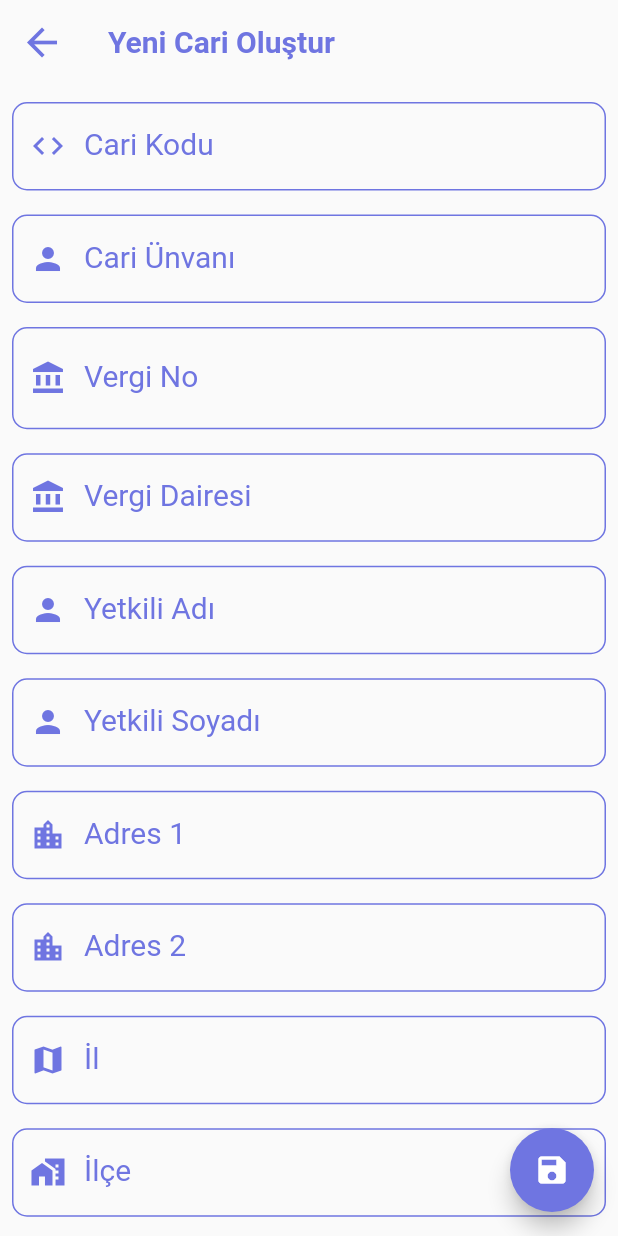
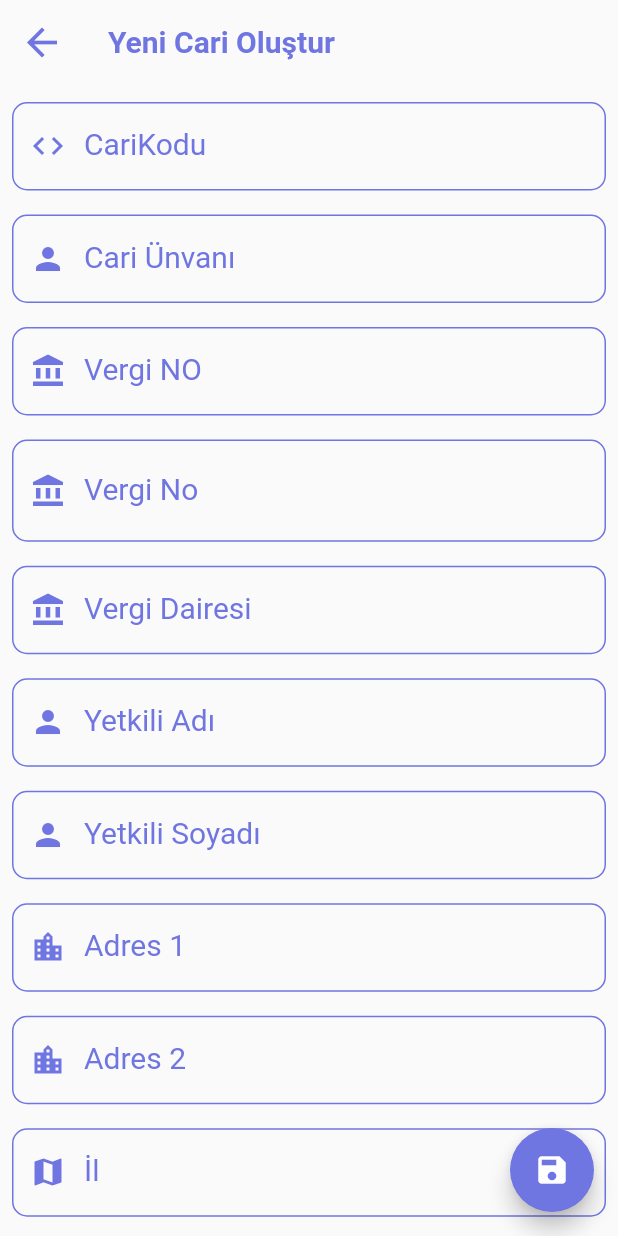
Before and after one commit to kesenalican/dinamik-mikro, a Flutter app: the YeniCariKart screen opened directly, on a phone screen of 412 x 824 dp. Run offline on Flutter 3.47's test engine with Material 2 defaults, Android fonts, the phone set to English and light mode, and no system bars; our stand-ins replace dio, flutter_hooks, flutter_riverpod, hooks_riverpod, liquid_pull_to_refresh; missing offline and left inert: flutter_barcode_scanner; network calls fail.

Commit message:
some fixes

```diff
--- a/lib/View/screens/cariIslemler/model/cariler.dart
+++ b/lib/View/screens/cariIslemler/model/cariler.dart
@@ -8,7 +8,7 @@ class Cariler {
   Cariler({
     required this.cariKodu,
     required this.cariUnvani1,
-    required this.cariUnvani2,
+    this.cariUnvani2,
     required this.cariVDaireAdi,
     required this.cariVDaireNo,
     required this.cariEmail,
@@ -18,7 +18,7 @@ class Cariler {
 
   final String cariKodu;
   final String cariUnvani1;
-  final String cariUnvani2;
+  final String? cariUnvani2;
   final String cariVDaireAdi;
   final String cariVDaireNo;
   final String cariEmail;
--- a/lib/core/constants/constant.dart
+++ b/lib/core/constants/constant.dart
@@ -103,5 +103,5 @@ class Constants {
 }
 
 class ConstantProvider {
-  static const String BASE_URL = "http://192.168.5.24:5239/api/";
+  static const String BASE_URL = "http://192.168.43.224:5239/api/";
 }
--- /dev/null
+++ b/lib/view/screens/cariIslemler/view/yeniCariKart/common_textfield.dart
@@ -0,0 +1,51 @@
+// ignore_for_file: public_member_api_docs, sort_constructors_first
+import 'package:dinamik_otomasyon/view/common/common_input_border.dart';
+import 'package:dinamik_otomasyon/view/styles/colors.dart';
+import 'package:flutter/material.dart';
+
+class CommonTextField extends StatelessWidget {
+  final TextEditingController? controller;
+  final String? field;
+  final IconData? icon;
+  final TextInputType? textInputType;
+  const CommonTextField({
+    Key? key,
+    this.controller,
+    this.field,
+    this.icon,
+    this.textInputType,
+  }) : super(key: key);
+
+  @override
+  Widget build(BuildContext context) {
+    return Padding(
+      padding: const EdgeInsets.all(8),
+      child: TextFormField(
+        validator: (value) => value!.isEmpty ? "$field Boş Olamaz!" : null,
+        controller: controller,
+        keyboardType: textInputType,
+        cursorColor: Color(MyColors.bg01),
+        style: TextStyle(
+          color: Color(
+            MyColors.bg01,
+          ),
+        ),
+        decoration: InputDecoration(
+          labelText: field,
+          labelStyle: TextStyle(
+              fontSize: 20,
+              fontWeight: FontWeight.w400,
+              color: Color(
+                MyColors.bg01,
+              )),
+          prefixIcon: Icon(
+            icon,
+            color: Color(MyColors.bg01),
+          ),
+          enabledBorder: CommonInputBorder.border,
+          focusedBorder: CommonInputBorder.border,
+        ),
+      ),
+    );
+  }
+}
--- a/lib/view/screens/cariIslemler/view/yeniCariKart/yeni_cari_kart.dart
+++ b/lib/view/screens/cariIslemler/view/yeniCariKart/yeni_cari_kart.dart
@@ -1,5 +1,6 @@
 import 'package:dinamik_otomasyon/view/common/common_appbar.dart';
 import 'package:dinamik_otomasyon/view/common/common_input_border.dart';
+import 'package:dinamik_otomasyon/view/screens/cariIslemler/view/yeniCariKart/common_textfield.dart';
 import 'package:dinamik_otomasyon/view/styles/colors.dart';
 import 'package:flutter/material.dart';
 import 'package:flutter_hooks/flutter_hooks.dart';
@@ -38,107 +39,98 @@ class YeniCariKart extends HookWidget {
       body: SingleChildScrollView(
         child: Column(
           children: [
-            _buildCommonTextField(
-              context,
+            CommonTextField(
               controller: cariKoduController,
-              field: "Cari Kodu",
+              field: "CariKodu",
               icon: Icons.code,
               textInputType: TextInputType.name,
             ),
-            _buildCommonTextField(
-              context,
+            CommonTextField(
               controller: cariUnvanController,
               field: "Cari Ünvanı",
               icon: Icons.person,
               textInputType: TextInputType.name,
             ),
+            CommonTextField(
+              controller: verginoController,
+              field: "Vergi NO",
+              icon: Icons.account_balance,
+              textInputType: TextInputType.number,
+            ),
             _buildVergiNoTextField(verginoController),
-            _buildCommonTextField(
-              context,
+            CommonTextField(
               controller: vergiDaireController,
               field: "Vergi Dairesi",
               icon: Icons.account_balance,
               textInputType: TextInputType.name,
             ),
-            _buildCommonTextField(
-              context,
+            CommonTextField(
               controller: yetkiliAdiController,
               field: "Yetkili Adı",
               icon: Icons.person,
               textInputType: TextInputType.name,
             ),
-            _buildCommonTextField(
-              context,
+            CommonTextField(
               controller: yetkiliSoyAdiController,
               field: "Yetkili Soyadı",
               icon: Icons.person,
               textInputType: TextInputType.name,
             ),
-            _buildCommonTextField(
-              context,
+            CommonTextField(
               controller: adres1Controller,
               field: "Adres 1",
               icon: Icons.location_city,
               textInputType: TextInputType.streetAddress,
             ),
-            _buildCommonTextField(
-              context,
+            CommonTextField(
               controller: adres2Controller,
               field: "Adres 2",
               icon: Icons.location_city,
               textInputType: TextInputType.streetAddress,
             ),
-            _buildCommonTextField(
-              context,
+            CommonTextField(
               controller: ilController,
               field: "İl",
               icon: Icons.map,
               textInputType: TextInputType.name,
             ),
-            _buildCommonTextField(
-              context,
+            CommonTextField(
               controller: ilceController,
               field: "İlçe",
               icon: Icons.maps_home_work,
               textInputType: TextInputType.name,
             ),
-            _buildCommonTextField(
-              context,
+            CommonTextField(
               controller: ulkeController,
               field: "Ülke",
               icon: Icons.maps_home_work_sharp,
               textInputType: TextInputType.name,
             ),
-            _buildCommonTextField(
-              context,
+            CommonTextField(
               controller: ulkeKoduController,
               field: "Ülke Kodu",
               icon: Icons.maps_home_work_sharp,
               textInputType: TextInputType.number,
             ),
-            _buildCommonTextField(
-              context,
+            CommonTextField(
               controller: telefon1Controller,
               field: "Telefon 1",
               icon: Icons.phone,
               textInputType: TextInputType.phone,
             ),
-            _buildCommonTextField(
-              context,
+            CommonTextField(
               controller: telefon2Controller,
               field: "Telefon 2",
               icon: Icons.phone,
               textInputType: TextInputType.phone,
             ),
-            _buildCommonTextField(
-              context,
+            CommonTextField(
               controller: faxController,
               field: "Fax",
               icon: Icons.fax,
               textInputType: TextInputType.name,
             ),
-            _buildCommonTextField(
-              context,
+            CommonTextField(
               controller: mailController,
               field: "E-mail",
               icon: Icons.mail,
@@ -183,40 +175,4 @@ class YeniCariKart extends HookWidget {
       ),
     );
   }
-
-  _buildCommonTextField(context,
-      {TextEditingController? controller,
-      String? field,
-      IconData? icon,
-      TextInputType? textInputType}) {
-    return Padding(
-      padding: const EdgeInsets.all(8),
-      child: TextFormField(
-        validator: (value) => value!.isEmpty ? "$field Boş Olamaz!" : null,
-        controller: controller,
-        keyboardType: textInputType,
-        cursorColor: Color(MyColors.bg01),
-        style: TextStyle(
-          color: Color(
-            MyColors.bg01,
-          ),
-        ),
-        decoration: InputDecoration(
-          labelText: field,
-          labelStyle: TextStyle(
-              fontSize: 20,
-              fontWeight: FontWeight.w400,
-              color: Color(
-                MyColors.bg01,
-              )),
-          prefixIcon: Icon(
-            icon,
-            color: Color(MyColors.bg01),
-          ),
-          enabledBorder: CommonInputBorder.border,
-          focusedBorder: CommonInputBorder.border,
-        ),
-      ),
-    );
-  }
 }
--- a/lib/view/screens/stokIslemleri/viewmodel/stok_view_model.dart
+++ b/lib/view/screens/stokIslemleri/viewmodel/stok_view_model.dart
@@ -3,9 +3,8 @@ import 'package:flutter_riverpod/flutter_riverpod.dart';
 
 import '../model/stoklar_model.dart';
 
-class StokViewModel extends StateNotifier<List<Stoklar>> {
-  StokViewModel(super.state, this._stokService);
-  final StokService _stokService;
+class StokViewModel {
+  late final StokService _stokService;
   Future<List<Stoklar>> getStoklar(String query) async {
     var userList = await _stokService.getUserListforSearch(query);
     return userList;
```
Also changed, not shown: lib/View/common/common_drawer.dart (+28 -18 lines), lib/View/screens/stokIslemleri/view/stok_karti.dart (+10 -12 lines).
